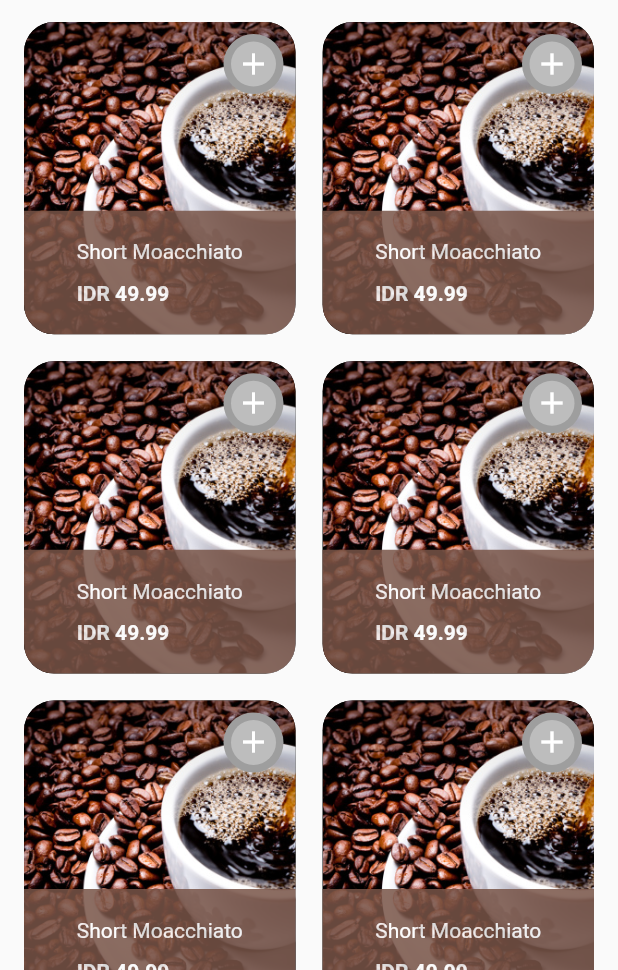
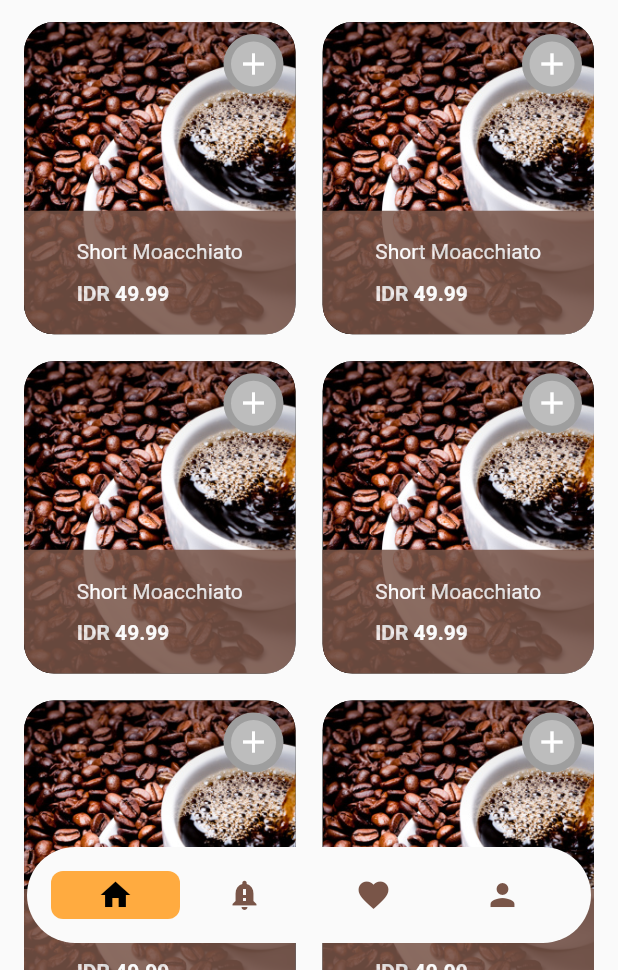
Before and after one commit to anasmj/Coffee-Shop, a Flutter app: the screen it shows after launch, on a phone screen of 412 x 824 dp, the part 266-1236 px from its top. Run offline on Flutter 3.47's test engine with Material 2 defaults, Android fonts, the phone set to English and light mode, and no system bars; drawn by our look-alikes of floating_bottom_navigation_bar.

Commit message:
add: bottom navigation bar

```diff
--- /dev/null
+++ b/lib/home page/home page widgets/custom_bottom_navigatin_bar.dart
@@ -0,0 +1,38 @@
+import 'package:floating_bottom_navigation_bar/floating_bottom_navigation_bar.dart';
+import 'package:flutter/material.dart';
+class CustomBottomNavigationBar extends StatefulWidget {
+  const CustomBottomNavigationBar({Key? key}) : super(key: key);
+
+  @override
+  _CustomBottomNavigationBarState createState() => _CustomBottomNavigationBarState();
+}
+
+class _CustomBottomNavigationBarState extends State<CustomBottomNavigationBar> {
+  int _currentIndex =0 ;
+
+  @override
+  Widget build(BuildContext context) {
+    return Container(
+      decoration: BoxDecoration(
+        color: Theme.of(context).scaffoldBackgroundColor,
+        //color: Colors.green,
+        borderRadius: BorderRadius.circular(50),
+      ),
+      child: FloatingNavbar(
+        currentIndex: _currentIndex,
+        onTap: (int newIndex){
+          setState(()=> _currentIndex = newIndex);
+        },
+        items: [
+          FloatingNavbarItem(icon: Icons.home),
+          FloatingNavbarItem(icon: Icons.notification_important),
+          FloatingNavbarItem(icon: Icons.favorite,),
+          FloatingNavbarItem(icon: Icons.person,)
+        ],
+        backgroundColor: Theme.of(context).scaffoldBackgroundColor,
+        selectedBackgroundColor: Colors.orangeAccent,
+        unselectedItemColor: Colors.brown,
+      ),
+    );
+  }
+}
--- a/lib/home page/home_page.dart
+++ b/lib/home page/home_page.dart
@@ -1,7 +1,9 @@
 import 'package:flutter/material.dart';
+import 'package:order_coffee/home%20page/home%20page%20widgets/custom_bottom_navigatin_bar.dart';
 import 'package:order_coffee/home%20page/home%20page%20widgets/item''_card.dart';
 import 'home page widgets/custome_search_field.dart';
 import 'home page widgets/toggle_drink.dart';
+
 
 class HomePage extends StatelessWidget {
   List<ItemCard> coffeeList = [
@@ -16,6 +18,8 @@ class HomePage extends StatelessWidget {
   ];
 
   final double sideSpacing = 16.0;
+
+  HomePage({Key? key}) : super(key: key);
   @override
   Widget build(BuildContext context) {
     double height = MediaQuery.of(context).size.height;
@@ -42,6 +46,12 @@ class HomePage extends StatelessWidget {
             color: Colors.black,
           ),
         ),
+      ),
+      extendBody: true,
+      bottomNavigationBar:
+      const Padding(
+        padding: EdgeInsets.all(18.0),
+        child: CustomBottomNavigationBar(),
       ),
       body: Padding(
         padding: EdgeInsets.symmetric(horizontal: sideSpacing),
--- a/pubspec.yaml
+++ b/pubspec.yaml
@@ -29,6 +29,7 @@ environment:
 dependencies:
   flutter:
     sdk: flutter
+  floating_bottom_navigation_bar: ^1.5.2
 
 
   # The following adds the Cupertino Icons font to your application.
```
Also changed, not shown: pubspec.lock.
